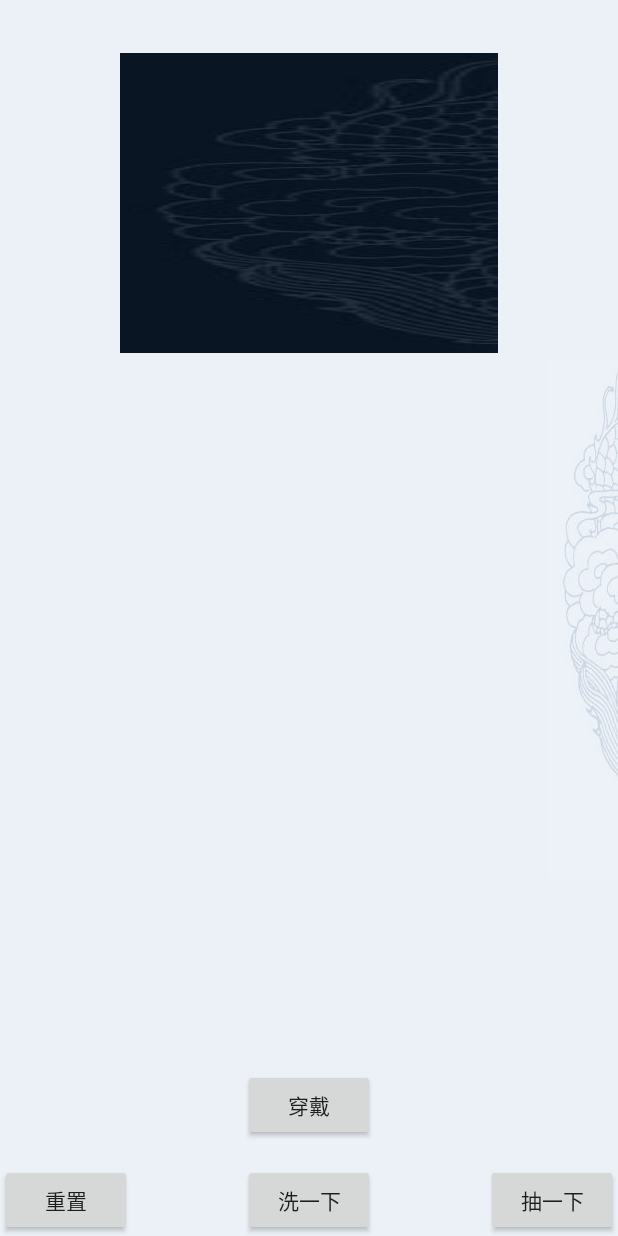
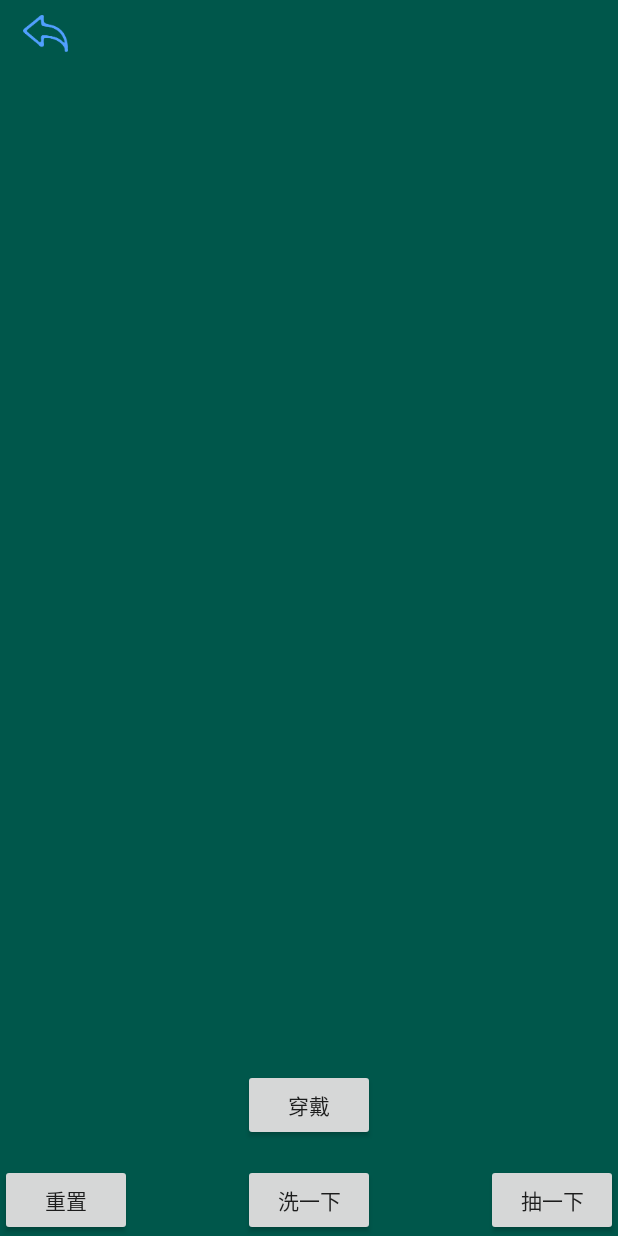
Before and after one commit to ailuoli0531/analog, an Android app: the layout activity_affix.xml on its own in the app's theme, with its tools: preview values and no code run, on a phone screen of 412 x 824 dp. Run offline under Robolectric (Android 15) with nearby library versions, the phone set to English and light mode, and no system bars; Roboto replaces fonts that are not available here.

Commit message:
横屏，颜色修改

```diff
--- a/app/src/main/AndroidManifest.xml
+++ b/app/src/main/AndroidManifest.xml
@@ -17,6 +17,7 @@
         android:theme="@style/AppTheme"
         tools:ignore="GoogleAppIndexingWarning">
         <activity
+            android:screenOrientation="landscape"
             android:name=".login.WelcomActivity"
             android:theme="@style/FullScreen">
             <intent-filter>
@@ -26,18 +27,23 @@
             </intent-filter>
         </activity>
         <activity
+            android:screenOrientation="landscape"
             android:name=".ui.MainActivity"
             android:theme="@style/FullScreen" />
         <activity
+            android:screenOrientation="landscape"
             android:name=".ui.AffixActivity"
             android:theme="@style/FullScreen" />
         <activity
+            android:screenOrientation="landscape"
             android:name=".ui.ListActivity"
             android:theme="@style/FullScreen" />
         <activity
+            android:screenOrientation="landscape"
             android:name=".ui.ProActivity"
             android:theme="@style/FullScreen" />
         <activity
+            android:screenOrientation="landscape"
             android:name=".login.LoginActivity"
             android:theme="@style/FullScreen" />
     </application>
--- a/app/src/main/java/com/born/analog/ui/AffixActivity.java
+++ b/app/src/main/java/com/born/analog/ui/AffixActivity.java
@@ -53,6 +53,7 @@ public class AffixActivity extends BaseActivity implements View.OnClickListener
         super.onCreate(savedInstanceState);
         setContentView(R.layout.activity_affix);
         parseIntent();
+        initBar();
         initView();
         initData();
         initListener();
--- a/app/src/main/java/com/born/analog/ui/BaseActivity.java
+++ b/app/src/main/java/com/born/analog/ui/BaseActivity.java
@@ -6,6 +6,7 @@ import android.support.v7.app.AppCompatActivity;
 import android.view.inputmethod.InputMethodManager;
 
 import com.born.analog.ui.view.LoadingDialog;
+import com.born.analog.ui.view.TargetBar;
 
 /**
  * created by born on 2018/12/10.
@@ -13,6 +14,7 @@ import com.born.analog.ui.view.LoadingDialog;
  */
 public class BaseActivity extends AppCompatActivity {
     private LoadingDialog dialog;
+    private TargetBar targetBar;
     /**
      * 跳转
      * @param intent
@@ -65,4 +67,8 @@ public class BaseActivity extends AppCompatActivity {
             }
         }
     }
+
+    public void initBar(){
+        targetBar = new TargetBar(this);
+    }
 }
--- a/app/src/main/java/com/born/analog/ui/ListActivity.java
+++ b/app/src/main/java/com/born/analog/ui/ListActivity.java
@@ -42,6 +42,7 @@ public class ListActivity extends BaseActivity {
         super.onCreate(savedInstanceState);
         setContentView(R.layout.activity_list);
         perseIntent();
+        initBar();
         initView();
         initListener();
     }
--- a/app/src/main/java/com/born/analog/ui/ProActivity.java
+++ b/app/src/main/java/com/born/analog/ui/ProActivity.java
@@ -33,6 +33,7 @@ public class ProActivity extends BaseActivity {
     protected void onCreate(@Nullable Bundle savedInstanceState) {
         super.onCreate(savedInstanceState);
         setContentView(R.layout.activity_pro);
+        initBar();
         initView();
         query();
     }
--- /dev/null
+++ b/app/src/main/res/drawable/back_press.xml
@@ -0,0 +1,5 @@
+<?xml version="1.0" encoding="utf-8"?>
+<selector xmlns:android="http://schemas.android.com/apk/res/android">
+<item android:state_pressed="true" android:drawable="@drawable/back_pressed"/>
+<item android:drawable="@drawable/back"/>
+</selector>
--- /dev/null
+++ b/app/src/main/res/layout/action_bar_layout.xml
@@ -0,0 +1,17 @@
+<?xml version="1.0" encoding="utf-8"?>
+<RelativeLayout xmlns:android="http://schemas.android.com/apk/res/android"
+    android:id="@+id/action_bar"
+    android:layout_width="match_parent"
+    android:layout_height="45dp">
+
+        <ImageView
+            android:id="@+id/back_img"
+            android:layout_width="30dp"
+            android:layout_marginTop="15dp"
+            android:layout_marginLeft="15dp"
+            android:layout_height="30dp"
+            android:layout_centerVertical="true"
+            android:scaleType="fitCenter"
+            android:src="@drawable/back_press" />
+
+</RelativeLayout>
--- a/app/src/main/res/layout/activity_affix.xml
+++ b/app/src/main/res/layout/activity_affix.xml
@@ -3,19 +3,15 @@
     android:layout_width="match_parent"
     android:layout_height="match_parent"
     android:background="@color/background">
+<include layout="@layout/action_bar_layout"/>
 
-    <ImageView
-        android:layout_width="wrap_content"
-        android:layout_height="match_parent"
-        android:layout_alignParentRight="true"
-        android:src="@drawable/tablebg" />
 
     <LinearLayout
         android:layout_marginTop="35dp"
         android:paddingLeft="15dp"
+        android:layout_below="@+id/action_bar"
         android:layout_marginLeft="80dp"
         android:layout_marginRight="80dp"
-        android:background="@drawable/detailbg"
         android:layout_centerHorizontal="true"
         android:layout_width="wrap_content"
         android:layout_height="wrap_content"
--- a/app/src/main/res/layout/activity_main.xml
+++ b/app/src/main/res/layout/activity_main.xml
@@ -6,11 +6,6 @@
     android:background="@color/background"
     tools:context=".ui.MainActivity">
 
-    <ImageView
-        android:layout_width="wrap_content"
-        android:layout_height="match_parent"
-        android:layout_alignParentRight="true"
-        android:src="@drawable/tablebg" />
     <LinearLayout
         android:layout_marginTop="45dp"
         android:layout_width="match_parent"
--- a/app/src/main/res/layout/item_end_new.xml
+++ b/app/src/main/res/layout/item_end_new.xml
@@ -35,8 +35,8 @@
         android:id="@+id/goods_new"
         android:visibility="gone"
         android:text="新建"
-        android:background="@color/pink"
-        android:textColor="@color/normal"
+        android:background="@color/blues"
+        android:textColor="@color/red"
         android:layout_below="@+id/goods_layout"
         android:gravity="center"
         android:layout_width="match_parent"
--- a/app/src/main/res/values/colors.xml
+++ b/app/src/main/res/values/colors.xml
@@ -14,7 +14,7 @@
     <color name="reds">#FF0000</color>
     <color name="blues">#0B5AC8</color>
     <color name="blue">#519FFF</color>
-    <color name="background">#ecf1f7</color>
+    <color name="background">#00574B</color>
     <color name="qing">#081523</color>
     <color name="normal">#2070ab</color>
     <color name="normal_text_color">#515151</color>
```
Also changed, not shown: app/src/main/java/com/born/analog/ui/view/TargetBar.java (added, +33 -0 lines), app/src/main/res/layout/activity_list.xml (+2 -6 lines), app/src/main/res/layout/activity_pro.xml (+2 -5 lines), app/src/main/res/drawable-xxhdpi/back.png (added), app/src/main/res/drawable-xxhdpi/back_pressed.png (added).
